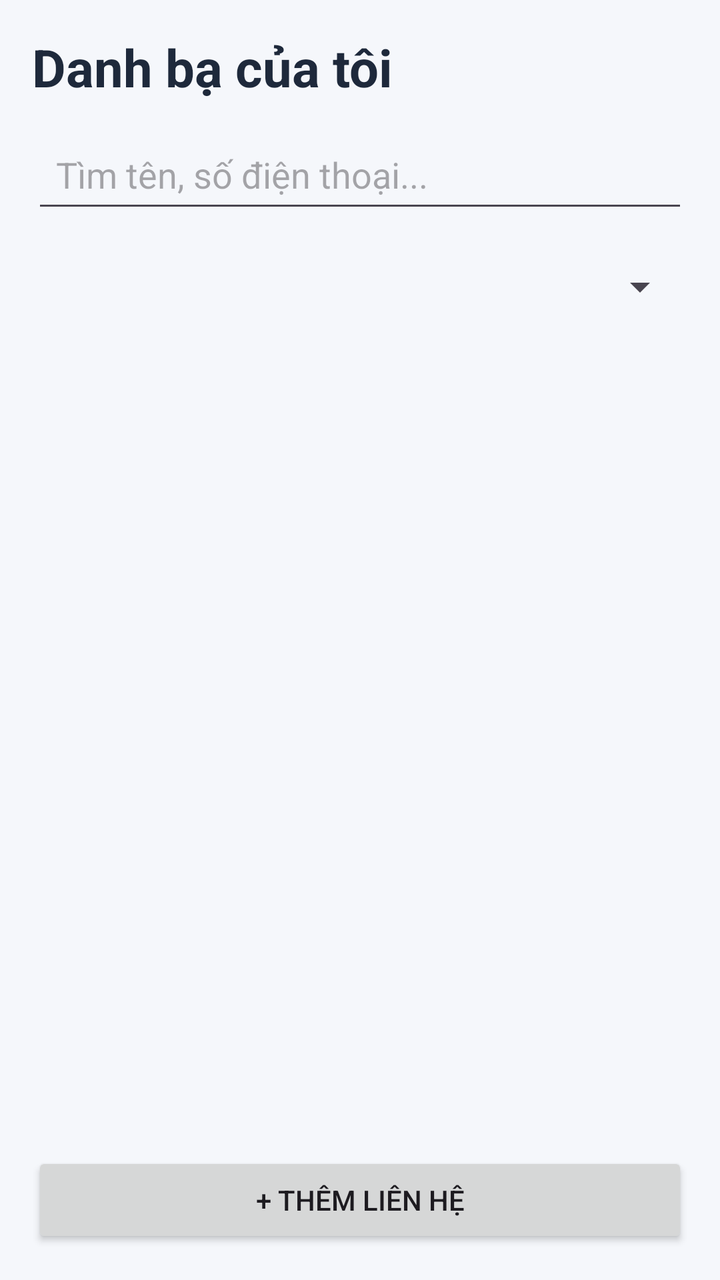
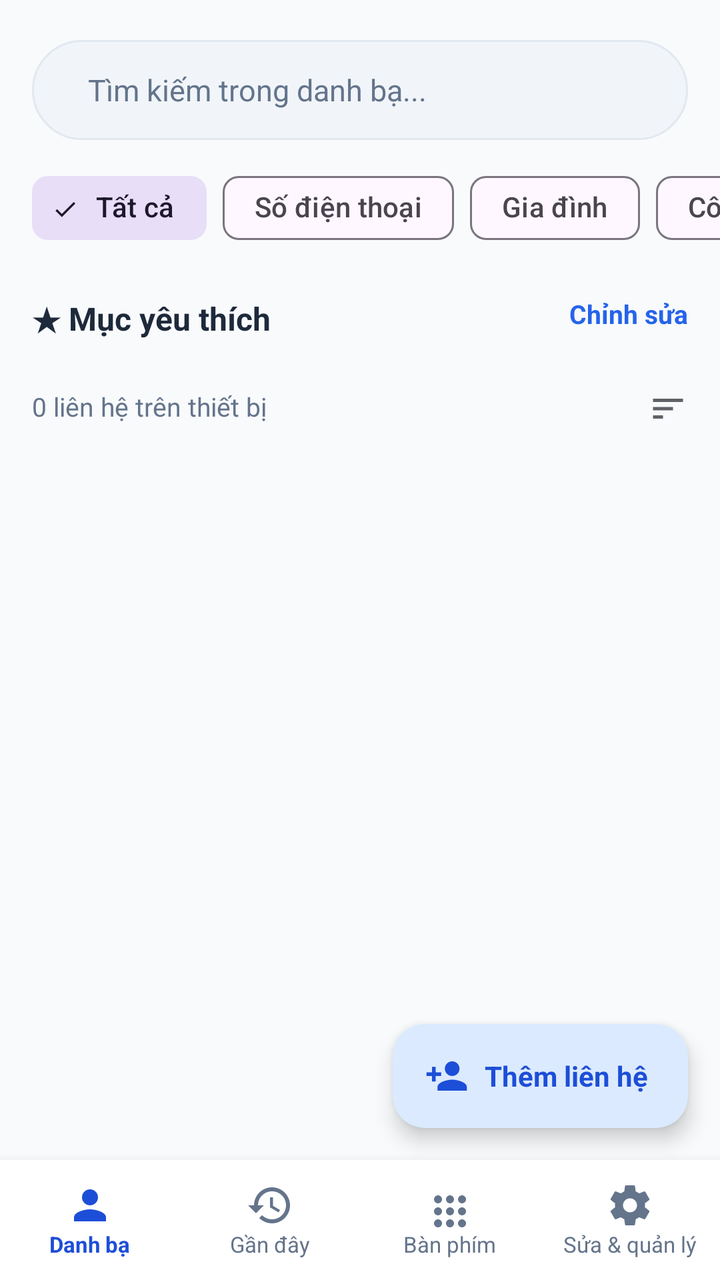

Two renders of the same Android screen: before a commit and after it. Below are the layout's source before the change and the commit's diff.
<!-- AndroidManifest.xml: application theme Theme.ContactApp -->
<!-- res/layout/activity_main.xml -->
<?xml version="1.0" encoding="utf-8"?>
<LinearLayout
    xmlns:android="http://schemas.android.com/apk/res/android"
    android:layout_width="match_parent"
    android:layout_height="match_parent"
    android:orientation="vertical"
    android:padding="16dp"
    android:background="#F5F7FB">

    <TextView
        android:layout_width="match_parent"
        android:layout_height="wrap_content"
        android:text="Danh bạ của tôi"
        android:textSize="26sp"
        android:textStyle="bold"
        android:textColor="#1E293B"
        android:paddingBottom="12dp" />

    <EditText
        android:id="@+id/edtSearch"
        android:layout_width="match_parent"
        android:layout_height="wrap_content"
        android:hint="Tìm tên, số điện thoại..."
        android:singleLine="true"
        android:inputType="text"
        android:padding="12dp" />

    <Spinner
        android:id="@+id/spinnerFilter"
        android:layout_width="match_parent"
        android:layout_height="48dp"
        android:layout_marginTop="8dp" />

    <androidx.recyclerview.widget.RecyclerView
        android:id="@+id/rvContacts"
        android:layout_width="match_parent"
        android:layout_height="0dp"
        android:layout_weight="1"
        android:layout_marginTop="8dp" />

    <Button
        android:id="@+id/btnAddContact"
        android:layout_width="match_parent"
        android:layout_height="wrap_content"
        android:text="+ Thêm liên hệ" />

</LinearLayout>
<!-- resources referenced by this layout -->
<resources>
  <!-- unchanged entries left out for length: 2 -->
</resources>

<!-- the commit's change to res/layout/activity_main.xml (unified diff, before → after) -->
@@ -1,47 +1,520 @@
 <?xml version="1.0" encoding="utf-8"?>
-<LinearLayout
-    xmlns:android="http://schemas.android.com/apk/res/android"
+<RelativeLayout xmlns:android="http://schemas.android.com/apk/res/android"
+    xmlns:app="http://schemas.android.com/apk/res-auto"
     android:layout_width="match_parent"
     android:layout_height="match_parent"
+    android:background="#F8FAFC">
+
+    
+    <LinearLayout
+        android:id="@+id/topHeaderContainer"
+        android:layout_width="match_parent"
+        android:layout_height="wrap_content"
+        android:orientation="vertical"
+        android:paddingTop="20dp"
+        android:paddingBottom="8dp"
+        android:background="#F8FAFC">
+
+        
+        <LinearLayout
+            android:layout_width="match_parent"
+            android:layout_height="50dp"
+            android:layout_marginStart="16dp"
+            android:layout_marginEnd="16dp"
+            android:background="@drawable/bg_search_bar"
+            android:gravity="center_vertical"
+            android:orientation="horizontal"
+            android:paddingStart="16dp"
+            android:paddingEnd="8dp">
+
+            <EditText
+                android:id="@+id/edtSearch"
+                android:layout_width="0dp"
+                android:layout_height="match_parent"
+                android:layout_weight="1"
+                android:background="@null"
+                android:hint="Tìm kiếm trong danh bạ..."
+                android:imeOptions="actionSearch"
+                android:inputType="text"
+                android:paddingStart="12dp"
+                android:paddingEnd="12dp"
+                android:singleLine="true"
+                android:textColor="#0F172A"
+                android:textColorHint="#64748B"
+                android:textSize="15sp" />
+        </LinearLayout>
+
+        
+        <HorizontalScrollView
+            android:layout_width="match_parent"
+            android:layout_height="wrap_content"
+            android:layout_marginTop="10dp"
+            android:scrollbars="none"
+            android:paddingStart="16dp"
+            android:paddingEnd="16dp"
+            android:clipToPadding="false">
+
+            <com.google.android.material.chip.ChipGroup
+                android:id="@+id/chipGroupFilter"
+                android:layout_width="wrap_content"
+                android:layout_height="wrap_content"
+                app:singleSelection="true">
+
+                <com.google.android.material.chip.Chip
+                    android:id="@+id/chipAll"
+                    style="@style/Widget.Material3.Chip.Filter"
+                    android:layout_width="wrap_content"
+                    android:layout_height="wrap_content"
+                    android:checked="true"
+                    android:text="Tất cả" />
+
+                <com.google.android.material.chip.Chip
+                    android:id="@+id/chipPhone"
+                    style="@style/Widget.Material3.Chip.Filter"
+                    android:layout_width="wrap_content"
+                    android:layout_height="wrap_content"
+                    android:text="Số điện thoại" />
+
+                <com.google.android.material.chip.Chip
+                    android:id="@+id/chipFamily"
+                    style="@style/Widget.Material3.Chip.Filter"
+                    android:layout_width="wrap_content"
+                    android:layout_height="wrap_content"
+                    android:text="Gia đình" />
+
+                <com.google.android.material.chip.Chip
+                    android:id="@+id/chipWork"
+                    style="@style/Widget.Material3.Chip.Filter"
+                    android:layout_width="wrap_content"
+                    android:layout_height="wrap_content"
+                    android:text="Công việc" />
+
+                <com.google.android.material.chip.Chip
+                    android:id="@+id/chipFriends"
+                    style="@style/Widget.Material3.Chip.Filter"
+                    android:layout_width="wrap_content"
+                    android:layout_height="wrap_content"
+                    android:text="Bạn bè" />
+
+                <com.google.android.material.chip.Chip
+                    android:id="@+id/chipOther"
+                    style="@style/Widget.Material3.Chip.Filter"
+                    android:layout_width="wrap_content"
+                    android:layout_height="wrap_content"
+                    android:text="Khác" />
+
+            </com.google.android.material.chip.ChipGroup>
+        </HorizontalScrollView>
+
+    </LinearLayout>
+
+    
+    <LinearLayout
+        android:id="@+id/bottomNav"
+        android:layout_width="match_parent"
+        android:layout_height="60dp"
+        android:layout_alignParentBottom="true"
+        android:background="#FFFFFF"
+        android:elevation="8dp"
+        android:orientation="horizontal">
+
+        <LinearLayout
+            android:id="@+id/navTabContacts"
+            android:layout_width="0dp"
+            android:layout_height="match_parent"
+            android:layout_weight="1"
+            android:gravity="center"
+            android:orientation="vertical"
+            android:clickable="true"
+            android:focusable="true">
+            <ImageView
+                android:id="@+id/imgTabContacts"
+                android:layout_width="24dp"
+                android:layout_height="24dp"
+                android:src="@drawable/ic_person"
+                app:tint="#1D4ED8" />
+            <TextView
+                android:id="@+id/txtTabContacts"
+                android:layout_width="wrap_content"
+                android:layout_height="wrap_content"
+                android:text="Danh bạ"
+                android:textColor="#1D4ED8"
+                android:textSize="11sp"
+                android:textStyle="bold" />
+        </LinearLayout>
+
+        <LinearLayout
+            android:id="@+id/navTabRecent"
+            android:layout_width="0dp"
+            android:layout_height="match_parent"
+            android:layout_weight="1"
+            android:gravity="center"
+            android:orientation="vertical"
+            android:clickable="true"
+            android:focusable="true">
+            <ImageView
+                android:id="@+id/imgTabRecent"
+                android:layout_width="24dp"
+                android:layout_height="24dp"
+                android:src="@drawable/ic_recent"
+                app:tint="#64748B" />
+            <TextView
+                android:id="@+id/txtTabRecent"
+                android:layout_width="wrap_content"
+                android:layout_height="wrap_content"
+                android:text="Gần đây"
+                android:textColor="#64748B"
+                android:textSize="11sp" />
+        </LinearLayout>
+
+        <LinearLayout
+            android:id="@+id/navTabDialpad"
+            android:layout_width="0dp"
+            android:layout_height="match_parent"
+            android:layout_weight="1"
+            android:gravity="center"
+            android:orientation="vertical"
+            android:clickable="true"
+            android:focusable="true">
+            <ImageView
+                android:id="@+id/imgTabDialpad"
+                android:layout_width="24dp"
+                android:layout_height="24dp"
+                android:src="@drawable/ic_dialpad"
+                app:tint="#64748B" />
+            <TextView
+                android:id="@+id/txtTabDialpad"
+                android:layout_width="wrap_content"
+                android:layout_height="wrap_content"
+                android:text="Bàn phím"
+                android:textColor="#64748B"
+                android:textSize="11sp" />
+        </LinearLayout>
+
+        <LinearLayout
+            android:id="@+id/navTabManage"
+            android:layout_width="0dp"
+            android:layout_height="match_parent"
+            android:layout_weight="1"
+            android:gravity="center"
+            android:orientation="vertical"
+            android:clickable="true"
+            android:focusable="true">
+            <ImageView
+                android:id="@+id/imgTabManage"
+                android:layout_width="24dp"
+                android:layout_height="24dp"
+                android:src="@drawable/ic_manage"
+                app:tint="#64748B" />
+            <TextView
+                android:id="@+id/txtTabManage"
+                android:layout_width="wrap_content"
+                android:layout_height="wrap_content"
+                android:text="Sửa &amp; quản lý"
+                android:textColor="#64748B"
+                android:textSize="11sp" />
+        </LinearLayout>
+
+    </LinearLayout>
+
+    
+    <androidx.core.widget.NestedScrollView
+        android:id="@+id/scrollContent"
+        android:layout_width="match_parent"
+        android:layout_height="match_parent"
+        android:layout_below="@id/topHeaderContainer"
+        android:layout_above="@id/bottomNav">
+
+        <LinearLayout
+            android:layout_width="match_parent"
+            android:layout_height="wrap_content"
+            android:orientation="vertical">
+
+            
+            <RelativeLayout
+                android:id="@+id/layoutFavHeader"
+                android:layout_width="match_parent"
+                android:layout_height="wrap_content"
+                android:paddingStart="16dp"
+                android:paddingTop="12dp"
+                android:paddingEnd="16dp"
+                android:paddingBottom="8dp">
+
+                <TextView
+                    android:id="@+id/txtFavTitle"
+                    android:layout_width="wrap_content"
+                    android:layout_height="wrap_content"
+                    android:text="★ Mục yêu thích"
+                    android:textColor="#1E293B"
+                    android:textSize="16sp"
+                    android:textStyle="bold" />
+
+                <TextView
+                    android:id="@+id/txtEditFav"
+                    android:layout_width="wrap_content"
+                    android:layout_height="wrap_content"
+                    android:layout_alignParentEnd="true"
+                    android:text="Chỉnh sửa"
+                    android:textColor="#2563EB"
+                    android:textSize="13sp"
+                    android:textStyle="bold" />
+            </RelativeLayout>
+
+            
+            <androidx.recyclerview.widget.RecyclerView
+                android:id="@+id/rvFavorites"
+                android:layout_width="match_parent"
+                android:layout_height="wrap_content"
+                android:orientation="horizontal"
+                android:paddingStart="16dp"
+                android:paddingEnd="16dp"
+                android:clipToPadding="false" />
+
+            
+            <RelativeLayout
+                android:layout_width="match_parent"
+                android:layout_height="wrap_content"
+                android:paddingStart="16dp"
+                android:paddingTop="16dp"
+                android:paddingEnd="16dp"
+                android:paddingBottom="8dp">
+
+                <TextView
+                    android:id="@+id/txtContactCount"
+                    android:layout_width="wrap_content"
+                    android:layout_height="wrap_content"
+                    android:text="0 liên hệ trên thiết bị"
+                    android:textColor="#64748B"
+                    android:textSize="13sp" />
+
+                <ImageView
+                    android:id="@+id/btnSort"
+                    android:layout_width="20dp"
+                    android:layout_height="20dp"
+                    android:layout_alignParentEnd="true"
+                    android:src="@drawable/ic_sort"
+                    android:contentDescription="Sắp xếp" />
+            </RelativeLayout>
+
+            
+            <androidx.recyclerview.widget.RecyclerView
+                android:id="@+id/rvContacts"
+                android:layout_width="match_parent"
+                android:layout_height="wrap_content"
+                android:nestedScrollingEnabled="false" />
+
+        </LinearLayout>
+    </androidx.core.widget.NestedScrollView>
+
+    
+    <include
+        android:id="@+id/includeDialpad"
+        layout="@layout/layout_dialpad"
+        android:layout_width="match_parent"
+        android:layout_height="wrap_content"
+        android:layout_above="@id/bottomNav"
+        android:visibility="gone" />
+
+    
+    <com.google.android.material.card.MaterialCardView
+        android:id="@+id/btnAddContact"
+        android:layout_width="wrap_content"
+        android:layout_height="52dp"
+        android:layout_above="@id/bottomNav"
+        android:layout_alignParentEnd="true"
+        android:layout_marginEnd="16dp"
+        android:layout_marginBottom="16dp"
+        app:cardBackgroundColor="#DBEAFE"
+        app:cardCornerRadius="16dp"
+        app:cardElevation="6dp"
+        app:strokeWidth="0dp">
+
+        <LinearLayout
+            android:layout_width="wrap_content"
+            android:layout_height="match_parent"
+            android:gravity="center_vertical"
+            android:orientation="horizontal"
+            android:paddingStart="16dp"
+            android:paddingEnd="20dp">
+
+            <ImageView
+                android:layout_width="22dp"
+                android:layout_height="22dp"
+                android:src="@drawable/ic_add_user"
+                app:tint="#1D4ED8" />
+
+            <TextView
+                android:layout_width="wrap_content"
+                android:layout_height="wrap_content"
+                android:layout_marginStart="8dp"
+                android:text="Thêm liên hệ"
+                android:textColor="#1D4ED8"
+                android:textSize="14sp"
+                android:textStyle="bold" />
+        </LinearLayout>
+    </com.google.android.material.card.MaterialCardView>
+
+</RelativeLayout>
+<!-- res/layout/layout_dialpad.xml (included above) -->
+<?xml version="1.0" encoding="utf-8"?>
+<LinearLayout xmlns:android="http://schemas.android.com/apk/res/android"
+    android:id="@+id/dialpadContainer"
+    android:layout_width="match_parent"
+    android:layout_height="wrap_content"
     android:orientation="vertical"
-    android:padding="16dp"
-    android:background="#F5F7FB">
-
+    android:background="#FFFFFF"
+    android:elevation="12dp"
+    android:paddingTop="12dp"
+    android:paddingBottom="16dp"
+    android:paddingStart="24dp"
+    android:paddingEnd="24dp">
+
+    
     <TextView
+        android:id="@+id/txtDialMatch"
         android:layout_width="match_parent"
         android:layout_height="wrap_content"
-        android:text="Danh bạ của tôi"
+        android:gravity="center"
+        android:textColor="#2563EB"
+        android:textSize="15sp"
+        android:textStyle="bold"
+        android:visibility="gone" />
+
+    
+    <TextView
+        android:id="@+id/txtDialNumber"
+        android:layout_width="match_parent"
+        android:layout_height="48dp"
+        android:gravity="center"
+        android:hint="Nhập số điện thoại..."
+        android:textColor="#0F172A"
+        android:textColorHint="#94A3B8"
         android:textSize="26sp"
         android:textStyle="bold"
-        android:textColor="#1E293B"
-        android:paddingBottom="12dp" />
-
-    <EditText
-        android:id="@+id/edtSearch"
+        android:singleLine="true" />
+
+    
+    <GridLayout
         android:layout_width="match_parent"
         android:layout_height="wrap_content"
-        android:hint="Tìm tên, số điện thoại..."
-        android:singleLine="true"
-        android:inputType="text"
-        android:padding="12dp" />
-
-    <Spinner
-        android:id="@+id/spinnerFilter"
-        android:layout_width="match_parent"
-        android:layout_height="48dp"
-        android:layout_marginTop="8dp" />
-
-    <androidx.recyclerview.widget.RecyclerView
-        android:id="@+id/rvContacts"
-        android:layout_width="match_parent"
-        android:layout_height="0dp"
-        android:layout_weight="1"
-        android:layout_marginTop="8dp" />
-
-    <Button
-        android:id="@+id/btnAddContact"
-        android:layout_width="match_parent"
-        android:layout_height="wrap_content"
-        android:text="+ Thêm liên hệ" />
+        android:columnCount="3"
+        android:rowCount="4"
+        android:layout_marginTop="8dp"
+        android:alignmentMode="alignMargins">
+
+        <LinearLayout
+            android:id="@+id/btnKey1"
+            style="@style/DialpadKeyStyle">
+            <TextView style="@style/DialpadDigitStyle" android:text="1" />
+            <TextView style="@style/DialpadSubtextStyle" android:text=" " />
+        </LinearLayout>
+
+        <LinearLayout
+            android:id="@+id/btnKey2"
+            style="@style/DialpadKeyStyle">
+            <TextView style="@style/DialpadDigitStyle" android:text="2" />
+            <TextView style="@style/DialpadSubtextStyle" android:text="ABC" />
+        </LinearLayout>
+
+        <LinearLayout
+            android:id="@+id/btnKey3"
+            style="@style/DialpadKeyStyle">
+            <TextView style="@style/DialpadDigitStyle" android:text="3" />
+            <TextView style="@style/DialpadSubtextStyle" android:text="DEF" />
+        </LinearLayout>
+
+        <LinearLayout
+            android:id="@+id/btnKey4"
+            style="@style/DialpadKeyStyle">
+            <TextView style="@style/DialpadDigitStyle" android:text="4" />
+            <TextView style="@style/DialpadSubtextStyle" android:text="GHI" />
+        </LinearLayout>
+
+        <LinearLayout
+            android:id="@+id/btnKey5"
+            style="@style/DialpadKeyStyle">
+            <TextView style="@style/DialpadDigitStyle" android:text="5" />
+            <TextView style="@style/DialpadSubtextStyle" android:text="JKL" />
+        </LinearLayout>
+
+        <LinearLayout
+            android:id="@+id/btnKey6"
+            style="@style/DialpadKeyStyle">
+            <TextView style="@style/DialpadDigitStyle" android:text="6" />
+            <TextView style="@style/DialpadSubtextStyle" android:text="MNO" />
+        </LinearLayout>
+
+        <LinearLayout
+            android:id="@+id/btnKey7"
+            style="@style/DialpadKeyStyle">
+            <TextView style="@style/DialpadDigitStyle" android:text="7" />
+            <TextView style="@style/DialpadSubtextStyle" android:text="PQRS" />
+        </LinearLayout>
+
+        <LinearLayout
+            android:id="@+id/btnKey8"
+            style="@style/DialpadKeyStyle">
+            <TextView style="@style/DialpadDigitStyle" android:text="8" />
+            <TextView style="@style/DialpadSubtextStyle" android:text="TUV" />
+        </LinearLayout>
+
+        <LinearLayout
+            android:id="@+id/btnKey9"
+            style="@style/DialpadKeyStyle">
+            <TextView style="@style/DialpadDigitStyle" android:text="9" />
+            <TextView style="@style/DialpadSubtextStyle" android:text="WXYZ" />
+        </LinearLayout>
+
+        <LinearLayout
+            android:id="@+id/btnKeyStar"
+            style="@style/DialpadKeyStyle">
+            <TextView style="@style/DialpadDigitStyle" android:text="*" />
+            <TextView style="@style/DialpadSubtextStyle" android:text=" " />
+        </LinearLayout>
+
+        <LinearLayout
+            android:id="@+id/btnKey0"
+            style="@style/DialpadKeyStyle">
+            <TextView style="@style/DialpadDigitStyle" android:text="0" />
+            <TextView style="@style/DialpadSubtextStyle" android:text="+" />
+        </LinearLayout>
+
+        <LinearLayout
+            android:id="@+id/btnKeyHash"
+            style="@style/DialpadKeyStyle">
+            <TextView style="@style/DialpadDigitStyle" android:text="#" />
+            <TextView style="@style/DialpadSubtextStyle" android:text=" " />
+        </LinearLayout>
+
+    </GridLayout>
+
+    
+    <RelativeLayout
+        android:layout_width="match_parent"
+        android:layout_height="64dp"
+        android:layout_marginTop="12dp">
+
+        <ImageView
+            android:id="@+id/btnDialCall"
+            android:layout_width="56dp"
+            android:layout_height="56dp"
+            android:layout_centerInParent="true"
+            android:background="@drawable/bg_dial_call_btn"
+            android:padding="14dp"
+            android:src="@drawable/ic_call_green"
+            android:contentDescription="Gọi điện" />
+
+        <ImageView
+            android:id="@+id/btnDialBackspace"
+            android:layout_width="48dp"
+            android:layout_height="48dp"
+            android:layout_alignParentEnd="true"
+            android:layout_centerVertical="true"
+            android:background="?android:attr/selectableItemBackgroundBorderless"
+            android:padding="12dp"
+            android:src="@drawable/ic_backspace"
+            android:contentDescription="Xóa" />
+
+    </RelativeLayout>
 
 </LinearLayout>
<!-- resource entries referenced after the edit -->
@@ -1,5 +1,138 @@
 <!-- resources referenced by this layout -->
 <resources>
+  <!-- drawable bg_dial_call_btn (drawable) -->
+  <?xml version="1.0" encoding="utf-8"?>
+  <ripple xmlns:android="http://schemas.android.com/apk/res/android"
+      android:color="#15803D">
+      <item>
+          <shape android:shape="oval">
+              <solid android:color="#16A34A" />
+          </shape>
+      </item>
+  </ripple>
+  <!-- drawable bg_search_bar (drawable) -->
+  <?xml version="1.0" encoding="utf-8"?>
+  <shape xmlns:android="http://schemas.android.com/apk/res/android"
+      android:shape="rectangle">
+      <corners android:radius="28dp" />
+      <solid android:color="#F1F5F9" />
+      <stroke android:width="1dp" android:color="#E2E8F0" />
+  </shape>
+  <!-- drawable ic_add_user (drawable) -->
+  <vector xmlns:android="http://schemas.android.com/apk/res/android"
+      android:width="24dp"
+      android:height="24dp"
+      android:viewportWidth="24"
+      android:viewportHeight="24">
+    <path
+        android:fillColor="#1E293B"
+        android:pathData="M15,12c2.21,0 4,-1.79 4,-4s-1.79,-4 -4,-4 -4,1.79 -4,4 1.79,4 4,4zm-9,-2V7H4v3H1v2h3v3h2v-3h3v-2H6zm9,4c-2.67,0 -8,1.34 -8,4v2h16v-2c0,-2.66 -5.33,-4 -8,-4z"/>
+  </vector>
+  <!-- drawable ic_backspace (drawable) -->
+  <vector xmlns:android="http://schemas.android.com/apk/res/android"
+      android:width="24dp"
+      android:height="24dp"
+      android:viewportWidth="24"
+      android:viewportHeight="24">
+    <path
+        android:fillColor="#5F6368"
+        android:pathData="M22,3H7c-0.69,0 -1.23,0.35 -1.59,0.88L0,12l5.41,8.11c0.36,0.53 0.9,0.89 1.59,0.89h15c1.1,0 2,-0.9 2,-2V5c0,-1.1 -0.9,-2 -2,-2zm-3,12.59L17.59,17 14,13.41 10.41,17 9,15.59 12.59,12 9,8.41 10.41,7 14,10.59 17.59,7 19,8.41 15.41,12 19,15.59z"/>
+  </vector>
+  <!-- drawable ic_call_green (drawable) -->
+  <vector xmlns:android="http://schemas.android.com/apk/res/android"
+      android:width="24dp"
+      android:height="24dp"
+      android:viewportWidth="24"
+      android:viewportHeight="24">
+    <path
+        android:fillColor="#FFFFFF"
+        android:pathData="M6.62,10.79c1.44,2.83 3.76,5.14 6.59,6.59l2.2,-2.2c0.27,-0.27 0.67,-0.36 1.02,-0.24 1.12,0.37 2.33,0.57 3.57,0.57 0.55,0 1,0.45 1,1V20c0,0.55 -0.45,1 -1,1-9.39,0 -17,-7.61 -17,-17 0,-0.55 0.45,-1 1,-1h3.5c0.55,0 1,0.45 1,1 0,1.25 0.2,2.45 0.57,3.57 0.11,0.35 0.03,0.74 -0.24,1.02l-2.2,2.2z"/>
+  </vector>
+  <!-- drawable ic_dialpad (drawable) -->
+  <vector xmlns:android="http://schemas.android.com/apk/res/android"
+      android:width="24dp"
+      android:height="24dp"
+      android:viewportWidth="24"
+      android:viewportHeight="24">
+    <path
+        android:fillColor="#5F6368"
+        android:pathData="M12,19c-1.1,0 -2,0.9 -2,2s0.9,2 2,2 2,-0.9 2,-2 -0.9,-2 -2,-2zM6,19c-1.1,0 -2,0.9 -2,2s0.9,2 2,2 2,-0.9 2,-2 -0.9,-2 -2,-2zM18,19c-1.1,0 -2,0.9 -2,2s0.9,2 2,2 2,-0.9 2,-2 -0.9,-2 -2,-2zM12,13c-1.1,0 -2,0.9 -2,2s0.9,2 2,2 2,-0.9 2,-2 -0.9,-2 -2,-2zM6,13c-1.1,0 -2,0.9 -2,2s0.9,2 2,2 2,-0.9 2,-2 -0.9,-2 -2,-2zM18,13c-1.1,0 -2,0.9 -2,2s0.9,2 2,2 2,-0.9 2,-2 -0.9,-2 -2,-2zM12,7c-1.1,0 -2,0.9 -2,2s0.9,2 2,2 2,-0.9 2,-2 -0.9,-2 -2,-2zM6,7c-1.1,0 -2,0.9 -2,2s0.9,2 2,2 2,-0.9 2,-2 -0.9,-2 -2,-2zM18,7c-1.1,0 -2,0.9 -2,2s0.9,2 2,2 2,-0.9 2,-2 -0.9,-2 -2,-2z"/>
+  </vector>
+  <!-- drawable ic_manage (drawable) -->
+  <vector xmlns:android="http://schemas.android.com/apk/res/android"
+      android:width="24dp"
+      android:height="24dp"
+      android:viewportWidth="24"
+      android:viewportHeight="24">
+    <path
+        android:fillColor="#5F6368"
+        android:pathData="M19.43,12.98c0.04,-0.32 0.07,-0.64 0.07,-0.98s-0.03,-0.66 -0.07,-0.98l2.11,-1.65c0.19,-0.15 0.24,-0.42 0.12,-0.64l-2,-3.46c-0.12,-0.22 -0.39,-0.3 -0.61,-0.22l-2.49,1c-0.52,-0.4 -1.08,-0.73 -1.69,-0.98l-0.38,-2.65C14.46,2.18 14.25,2 14,2h-4c-0.25,0 -0.46,0.18 -0.49,0.42l-0.38,2.65c-0.61,0.25 -1.17,0.59 -1.69,0.98l-2.49,-1c-0.23,-0.09 -0.49,0 -0.61,0.22l-2,3.46c-0.13,0.22 -0.07,0.49 0.12,0.64l2.11,1.65c-0.04,0.32 -0.07,0.65 -0.07,0.98s0.03,0.66 0.07,0.98l-2.11,1.65c-0.19,0.15 -0.24,0.42 -0.12,0.64l2,3.46c0.12,0.22 0.39,0.3 0.61,0.22l2.49,-1c0.52,0.4 1.08,0.73 1.69,0.98l0.38,2.65c0.03,0.24 0.24,0.42 0.49,0.42h4c0.25,0 0.46,-0.18 0.49,-0.42l0.38,-2.65c0.61,-0.25 1.17,-0.59 1.69,-0.98l2.49,1c0.23,0.09 0.49,0 0.61,-0.22l2,-3.46c0.12,-0.22 0.07,-0.49 -0.12,-0.64l-2.11,-1.65zM12,15.5c-1.93,0 -3.5,-1.57 -3.5,-3.5s1.57,-3.5 3.5,-3.5 3.5,1.57 3.5,3.5 -1.57,3.5 -3.5,3.5z"/>
+  </vector>
+  <!-- drawable ic_person (drawable) -->
+  <vector xmlns:android="http://schemas.android.com/apk/res/android"
+      android:width="24dp"
+      android:height="24dp"
+      android:viewportWidth="24"
+      android:viewportHeight="24">
+    <path
+        android:fillColor="#5F6368"
+        android:pathData="M12,12c2.21,0 4,-1.79 4,-4s-1.79,-4 -4,-4 -4,1.79 -4,4 1.79,4 4,4zm0,2c-2.67,0 -8,1.34 -8,4v2h16v-2c0,-2.66 -5.33,-4 -8,-4z"/>
+  </vector>
+  <!-- drawable ic_recent (drawable) -->
+  <vector xmlns:android="http://schemas.android.com/apk/res/android"
+      android:width="24dp"
+      android:height="24dp"
+      android:viewportWidth="24"
+      android:viewportHeight="24">
+    <path
+        android:fillColor="#5F6368"
+        android:pathData="M13,3c-4.97,0 -9,4.03 -9,9H1l3.89,3.89 0.07,0.14L9,12H6c0,-3.87 3.13,-7 7,-7s7,3.13 7,7 -3.13,7 -7,7c-1.93,0 -3.68,-0.79 -4.94,-2.06l-1.42,1.42C8.27,19.99 10.51,21 13,21c4.97,0 9,-4.03 9,-9s-4.03,-9 -9,-9zm-1,5v5l4.28,2.54 0.72,-1.21 -3.5,-2.08V8H12z"/>
+  </vector>
+  <!-- drawable ic_sort (drawable) -->
+  <vector xmlns:android="http://schemas.android.com/apk/res/android"
+      android:width="24dp"
+      android:height="24dp"
+      android:viewportWidth="24"
+      android:viewportHeight="24">
+    <path
+        android:fillColor="#5F6368"
+        android:pathData="M3,18h6v-2H3v2zM3,6v2h18V6H3zM3,13h12v-2H3v2z"/>
+  </vector>
+  <style name="DialpadDigitStyle">
+          <item name="android:layout_width">wrap_content</item>
+          <item name="android:layout_height">wrap_content</item>
+          <item name="android:textSize">20sp</item>
+          <item name="android:textStyle">bold</item>
+          <item name="android:textColor">#0F172A</item>
+      </style>
+  <style name="DialpadKeyStyle">
+          <item name="android:layout_width">0dp</item>
+          <item name="android:layout_height">56dp</item>
+          <item name="android:layout_columnWeight">1</item>
+          <item name="android:layout_margin">4dp</item>
+          <item name="android:background">@drawable/bg_dialpad_btn</item>
+          <item name="android:orientation">vertical</item>
+          <item name="android:gravity">center</item>
+          <item name="android:clickable">true</item>
+          <item name="android:focusable">true</item>
+      </style>
+  <style name="DialpadSubtextStyle">
+          <item name="android:layout_width">wrap_content</item>
+          <item name="android:layout_height">wrap_content</item>
+          <item name="android:textSize">9sp</item>
+          <item name="android:textColor">#64748B</item>
+      </style>
+  <!-- drawable bg_dialpad_btn (drawable) -->
+  <?xml version="1.0" encoding="utf-8"?>
+  <ripple xmlns:android="http://schemas.android.com/apk/res/android"
+      android:color="#CBD5E1">
+      <item>
+          <shape android:shape="oval">
+              <solid android:color="#F8FAFC" />
+              <stroke android:width="1dp" android:color="#E2E8F0" />
+          </shape>
+      </item>
+  </ripple>
   <!-- unchanged entries left out for length: 2 -->
 </resources>
 
